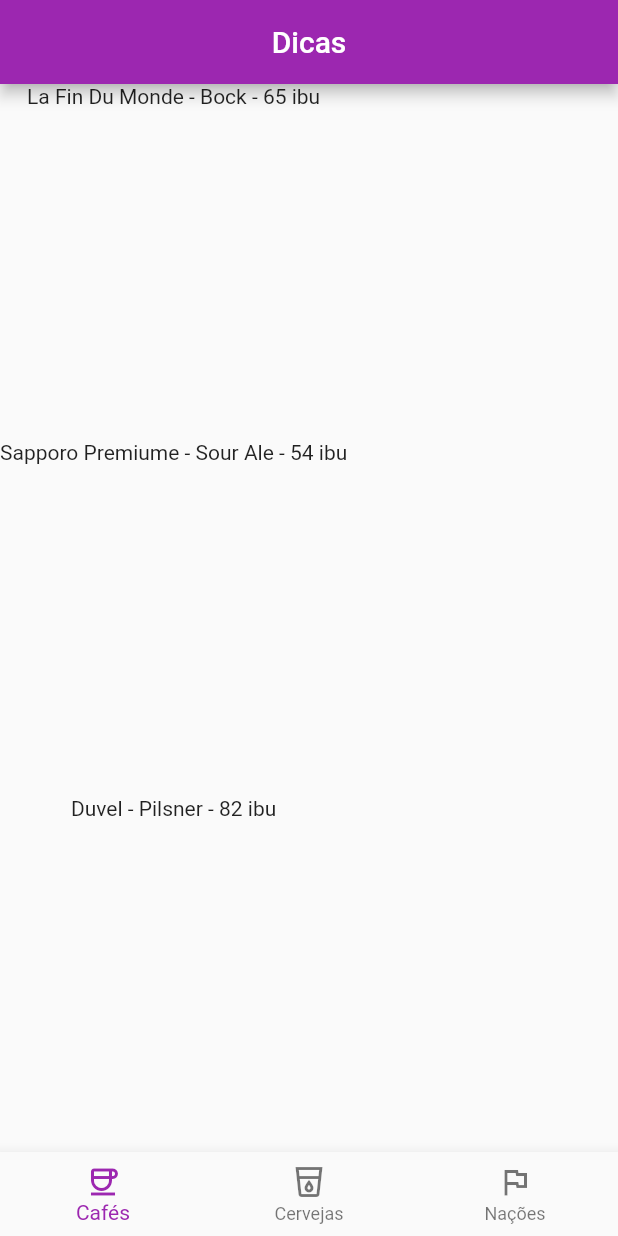
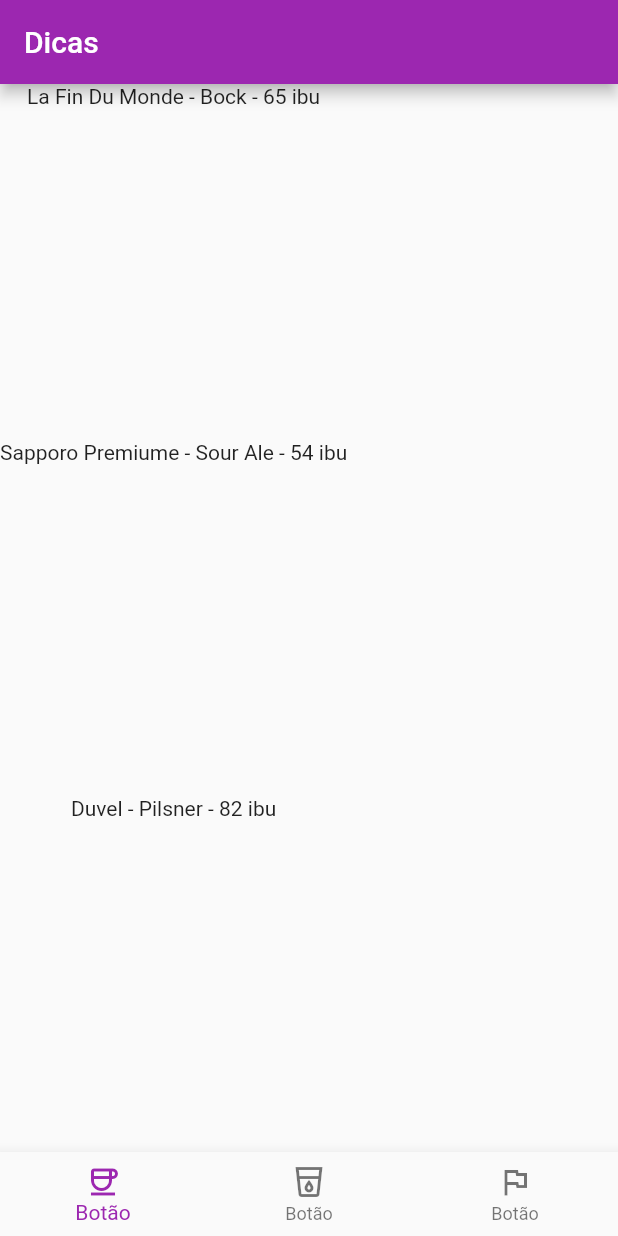
Before and after one commit to melquetrindade/POO, a Flutter app: the screen it shows after launch, on a phone screen of 412 x 824 dp. Run offline on Flutter 3.47's test engine with Material 2 defaults, Android fonts, the phone set to English and light mode, and no system bars.

Commit message:
finalizando o exercício da receita 2

```diff
--- a/flutter_application_1/lib/receita02/ex01.dart
+++ b/flutter_application_1/lib/receita02/ex01.dart
@@ -3,26 +3,20 @@ import 'package:flutter/material.dart';
 void main() => runApp(MyApp());
 
 class NewNavBar extends StatelessWidget {
-  NewNavBar();
+  List<Icon> objects;
 
-  void bottomSelect(int index) {
+  NewNavBar({this.objects = const []});
+
+  void botaoFoiTocado(int index) {
     print("Tocaram no botão $index");
   }
 
   @override
   Widget build(BuildContext context) {
-    return BottomNavigationBar(onTap: bottomSelect, items: const [
-      BottomNavigationBarItem(
-          label: "Cafés", icon: Icon(Icons.coffee_outlined)),
-      BottomNavigationBarItem(
-        label: "Cervejas",
-        icon: Icon(Icons.local_drink_outlined),
-      ),
-      BottomNavigationBarItem(
-        label: "Nações",
-        icon: Icon(Icons.flag_outlined),
-      )
-    ]);
+    return BottomNavigationBar(
+        onTap: botaoFoiTocado,
+        items: objects.map((obj) => BottomNavigationBarItem(icon: obj, label: 'Botão'))
+            .toList());
   }
 }
 
@@ -47,15 +41,8 @@ class NewExpanded extends StatelessWidget {
   }
 }
 
-class NewAppBar extends StatelessWidget {
-  NewAppBar();
-
-  @override
-  Widget build(BuildContext context) {
-    return Center(
-      child: Text("Dicas"),
-    );
-  }
+class NewAppBar extends AppBar {
+  NewAppBar({super.title});
 }
 
 class MyApp extends StatelessWidget {
@@ -68,11 +55,9 @@ class MyApp extends StatelessWidget {
         primarySwatch: Colors.purple,
       ),
       home: Scaffold(
-        appBar: AppBar(
-          title: NewAppBar(),
-        ),
+        appBar: NewAppBar(title: Text("Dicas"),),
         body: NewExpanded(),
-        bottomNavigationBar: NewNavBar(),
+        bottomNavigationBar: NewNavBar(objects: [Icon(Icons.coffee_outlined), Icon(Icons.local_drink_outlined), Icon(Icons.flag_outlined)]),
       ),
     );
   }
--- a/flutter_application_1/lib/receita03/tarefa01.dart
+++ b/flutter_application_1/lib/receita03/tarefa01.dart
@@ -21,11 +21,11 @@ class MyApp extends StatelessWidget {
               "Duvel - Pilsner - 82 ibu"
             ]),
           ),
-          bottomNavigationBar: NewNavBar(),
+          bottomNavigationBar: NewNavBar(objects: [Icon(Icons.coffee_outlined), Icon(Icons.local_drink_outlined), Icon(Icons.flag_outlined)]),
         ));
   }
 }
-
+/*
 class NewNavBar extends StatelessWidget {
   NewNavBar();
 
@@ -46,6 +46,25 @@ class NewNavBar extends StatelessWidget {
     ]);
   }
 }
+*/
+
+class NewNavBar extends StatelessWidget {
+  List<Icon> objects;
+
+  NewNavBar({this.objects = const []});
+
+  void botaoFoiTocado(int index) {
+    print("Tocaram no botão $index");
+  }
+
+  @override
+  Widget build(BuildContext context) {
+    return BottomNavigationBar(
+        onTap: botaoFoiTocado,
+        items: objects.map((obj) => BottomNavigationBarItem(icon: obj, label: 'Botão'))
+            .toList());
+  }
+}
 
 class DataBodyWidget extends StatelessWidget {
   List<String> objetos;
```
